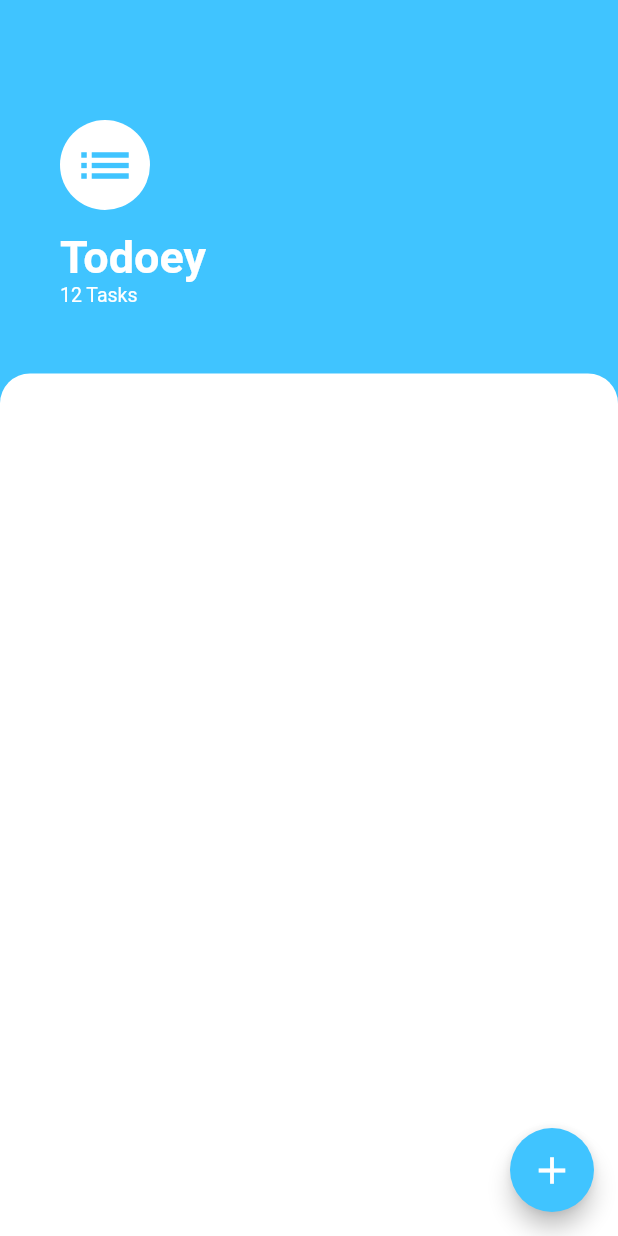
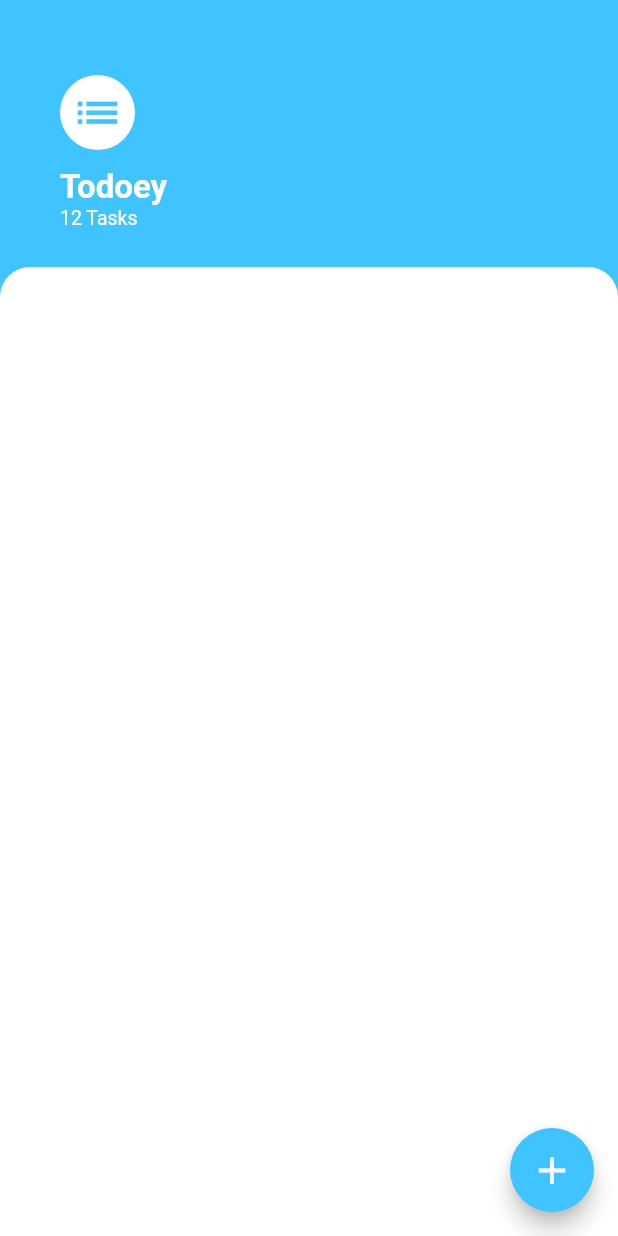
Before and after one commit to scorpion9979/todoey, a Flutter app: the screen it shows after launch, on a phone screen of 412 x 824 dp. Run offline on Flutter 3.47's test engine with Material 2 defaults, Android fonts, the phone set to English and light mode, and no system bars.

Commit message:
Rearranged UI

```diff
--- a/lib/screens/tasks_screen.dart
+++ b/lib/screens/tasks_screen.dart
@@ -11,9 +11,9 @@ class TasksScreen extends StatelessWidget {
           Padding(
             padding: EdgeInsets.fromLTRB(
               40,
-              80,
+              50,
               40,
-              45,
+              25,
             ),
             child: Column(
               crossAxisAlignment: CrossAxisAlignment.start,
@@ -21,20 +21,20 @@ class TasksScreen extends StatelessWidget {
                 CircleAvatar(
                   backgroundColor: Colors.white,
                   foregroundColor: Colors.lightBlueAccent,
-                  radius: 30,
+                  radius: 25,
                   child: Icon(
                     Icons.list,
-                    size: 42,
+                    size: 35,
                   ),
                 ),
                 SizedBox(
-                  height: 14,
+                  height: 12,
                 ),
                 Text(
                   'Todoey',
                   style: TextStyle(
                     color: Colors.white,
-                    fontSize: 30,
+                    fontSize: 22,
                     fontWeight: FontWeight.w600,
                   ),
                 ),
```
